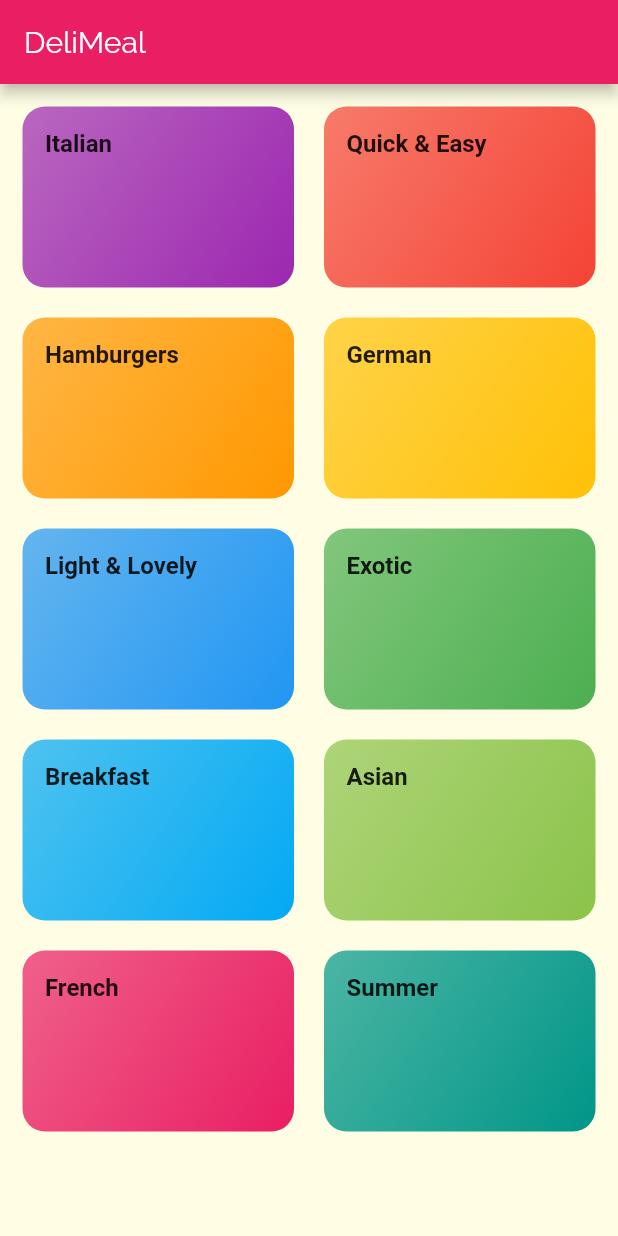
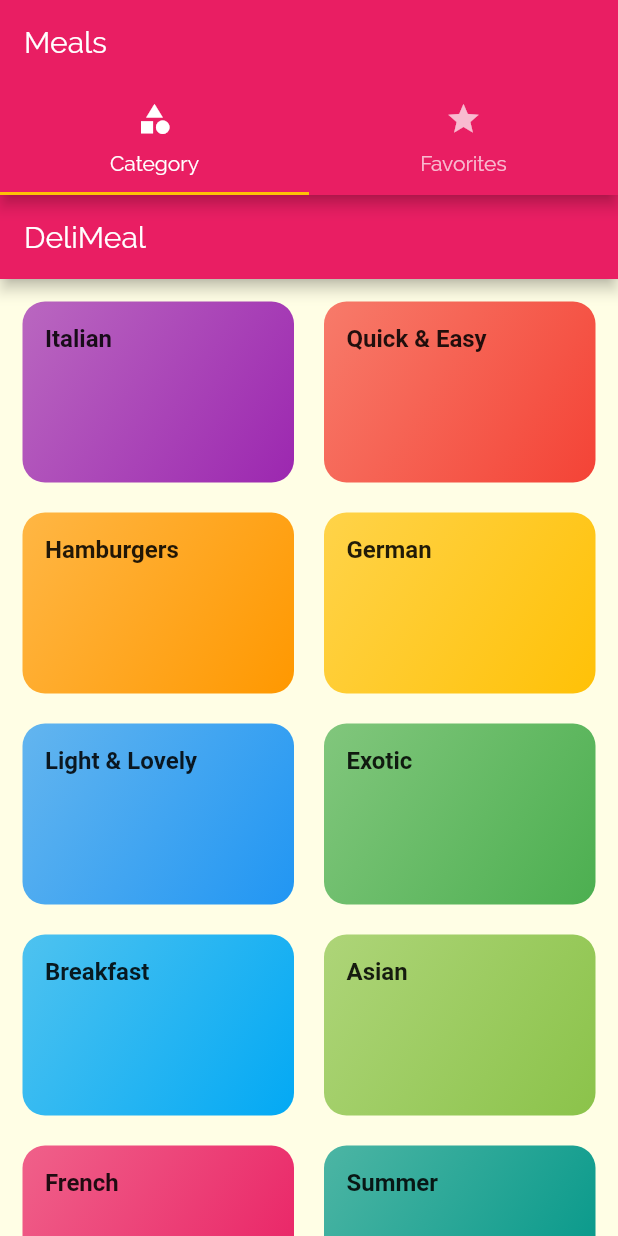
Before and after one commit to divinetouch/flutter_meals_app, a Flutter app: the screen it shows after launch, on a phone screen of 412 x 824 dp. Run offline on Flutter 3.47's test engine with Material 2 defaults, Android fonts, the phone set to English and light mode, and no system bars; Roboto replaces fonts that are missing (RobotoConsensed).

Commit message:
show tab bar on top

```diff
--- a/lib/main.dart
+++ b/lib/main.dart
@@ -1,4 +1,5 @@
 import 'package:flutter/material.dart';
+import 'package:flutter_meals_app/screens/tabs_screen.dart';
 import './screens/meal_detail_screen.dart';
 import './screens/category_meals_screen.dart';
 import './screens/categories_screen.dart';
@@ -29,8 +30,9 @@ class MyApp extends StatelessWidget {
               ),
             ),
       ),
-      initialRoute: CategoriesScreen.id,
+      initialRoute: TabsScreen.id,
       routes: {
+        TabsScreen.id: (ctx) => TabsScreen(),
         CategoriesScreen.id: (ctx) => CategoriesScreen(),
         CategoryMealsScreen.id: (ctx) => CategoryMealsScreen(),
         MealDetailScreen.id: (ctx) => MealDetailScreen(),
--- /dev/null
+++ b/lib/screens/favorites_screen.dart
@@ -0,0 +1,12 @@
+import 'package:flutter/material.dart';
+
+class FavoritesScreen extends StatelessWidget {
+  @override
+  Widget build(BuildContext context) {
+    return Container(
+      child: Center(
+        child: Text('favorite'),
+      ),
+    );
+  }
+}
--- /dev/null
+++ b/lib/screens/tabs_screen.dart
@@ -0,0 +1,41 @@
+import 'package:flutter/material.dart';
+import './favorites_screen.dart';
+import './categories_screen.dart';
+
+class TabsScreen extends StatefulWidget {
+  static const id = '/tabs-screen';
+  @override
+  _TabScreenState createState() => _TabScreenState();
+}
+
+class _TabScreenState extends State<TabsScreen> {
+  @override
+  Widget build(BuildContext context) {
+    return DefaultTabController(
+      length: 2,
+      child: Scaffold(
+        appBar: AppBar(
+          title: Text('Meals'),
+          bottom: TabBar(
+            tabs: <Widget>[
+              Tab(
+                icon: Icon(Icons.category),
+                text: 'Category',
+              ),
+              Tab(
+                icon: Icon(Icons.star),
+                text: 'Favorites',
+              ),
+            ],
+          ),
+        ),
+        body: TabBarView(
+          children: <Widget>[
+            CategoriesScreen(),
+            FavoritesScreen(),
+          ],
+        ),
+      ),
+    );
+  }
+}
```
